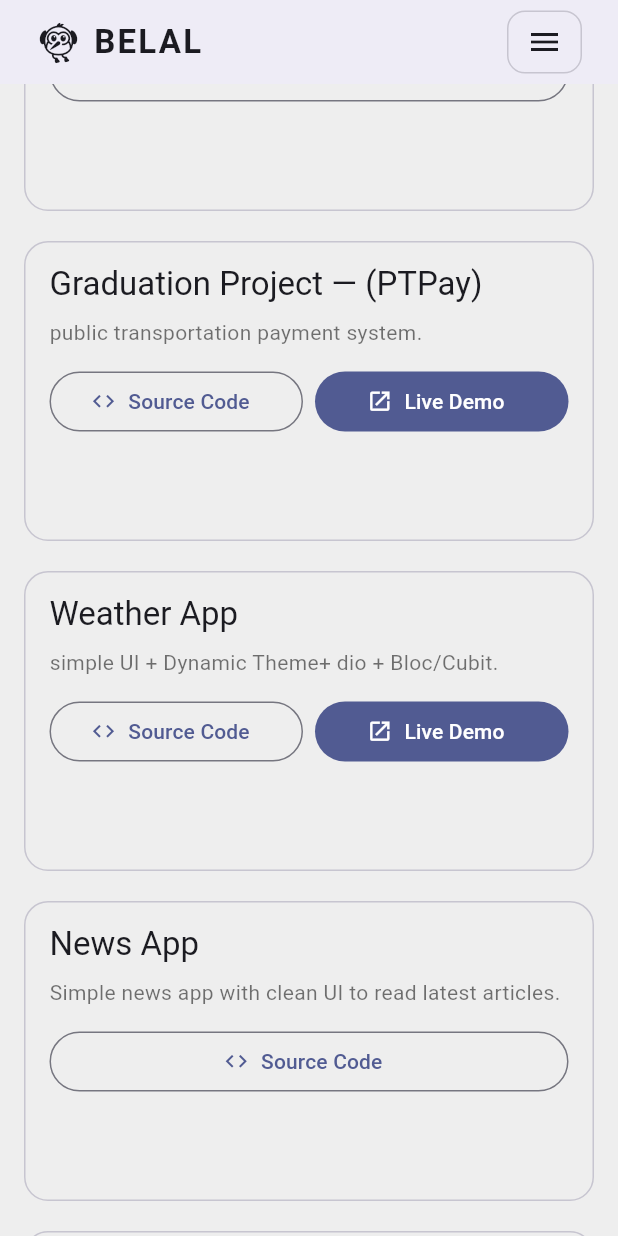
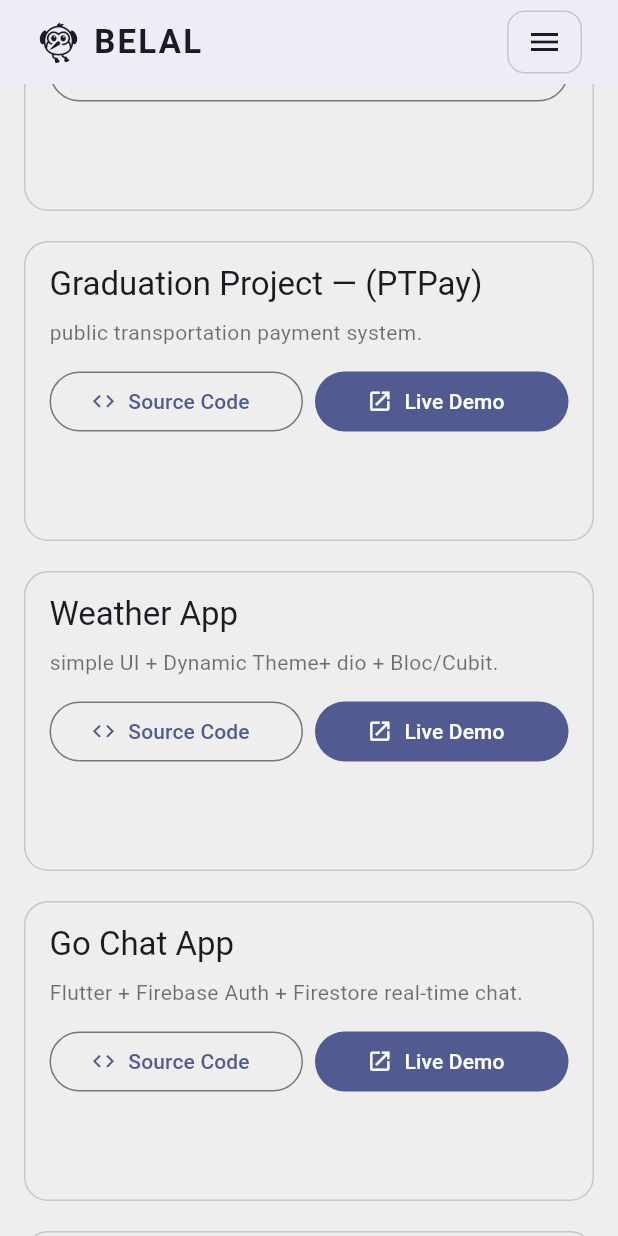
Before and after one commit to belalmostafa2003/belal-portfolio, a Flutter app: the screen it shows after launch, scrolled down 2304 dp, on a phone screen of 412 x 824 dp. Run offline on Flutter 3.47's test engine with Material 3 defaults, Android fonts, the light colour scheme and no system bars; our stand-ins replace animated_text_kit; project files that could hold a hidden picture were left out.

Commit message:
update: last

```diff
--- a/lib/sections/hero_section.dart
+++ b/lib/sections/hero_section.dart
@@ -211,7 +211,7 @@ class _HeroTexts extends StatelessWidget {
             children: [
               FilledButton.icon(
                 onPressed: () => launchUrlString(
-                    'https://drive.google.com/file/d/1iS3NwNSTe16UyJPOrNboDvDpmN5_PTUA/view?usp=drive_link'),
+                    'https://drive.google.com/file/d/1kmrlCrT3McWFUx4y-1hoiQFHjT3uG99V/view?usp=drive_link'),
                 icon: const Icon(Icons.download),
                 label: const Text('Download CV'),
               ),
--- a/lib/sections/projects_section.dart
+++ b/lib/sections/projects_section.dart
@@ -35,6 +35,13 @@ class ProjectsSection extends StatelessWidget {
         githubUrl: 'https://github.com/belalmostafa2003/News_app.git',
         liveUrl:
             'https://www.linkedin.com/posts/belal-mostafa-aa6904232_weather-app-a-simple-flutter-application-activity-7362930255122022400-1Vpb?utm_source=share&utm_medium=member_desktop&rcm=ACoAADonrR4BJGKZcokovQbpNuMb4Wy33BRx2mo',
+      ),
+      const ProjectCard(
+        title: 'Go Chat App',
+        description: 'Flutter + Firebase Auth + Firestore real-time chat.',
+        githubUrl: 'https://github.com/belalmostafa2003/go_chat',
+        liveUrl:
+            'https://www.linkedin.com/posts/belal-mostafa-aa6904232_flutter-firebase-mobiledevelopment-activity-7374809857973116928-MuBT?utm_source=share&utm_medium=member_desktop&rcm=ACoAADonrR4BJGKZcokovQbpNuMb4Wy33BRx2mo',
       ),
       const ProjectCard(
         title: 'News App',
```
